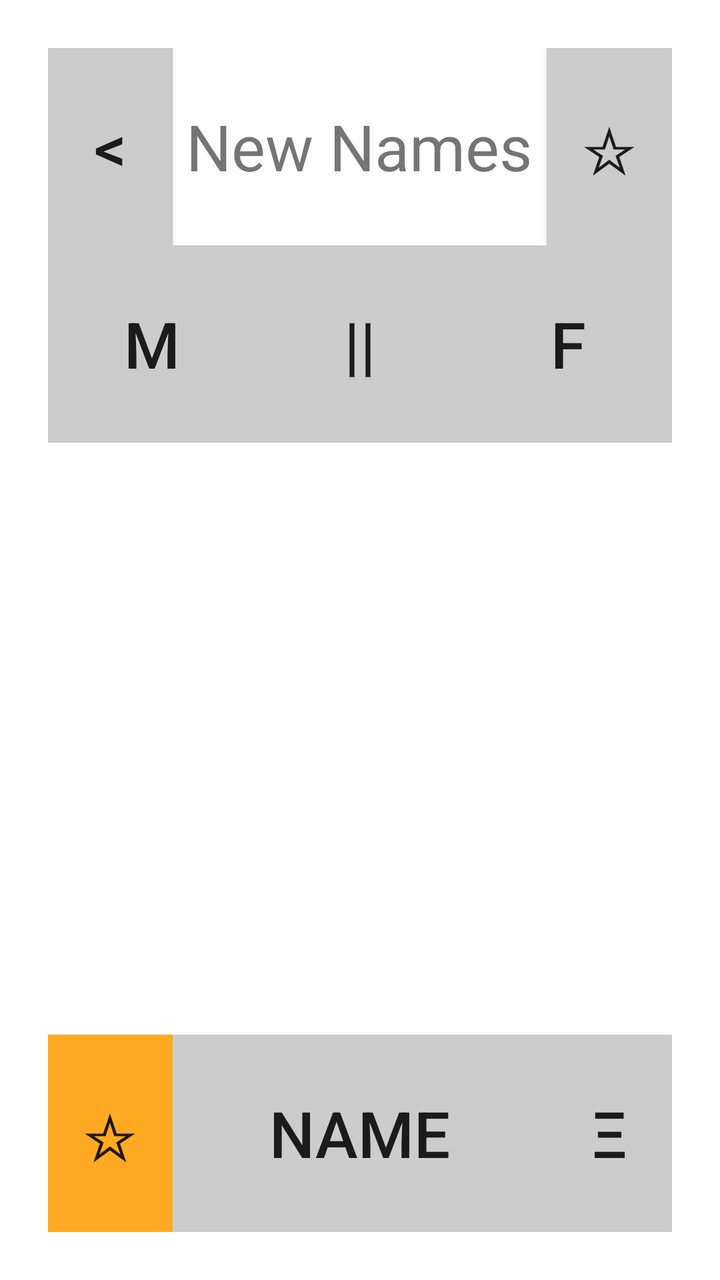
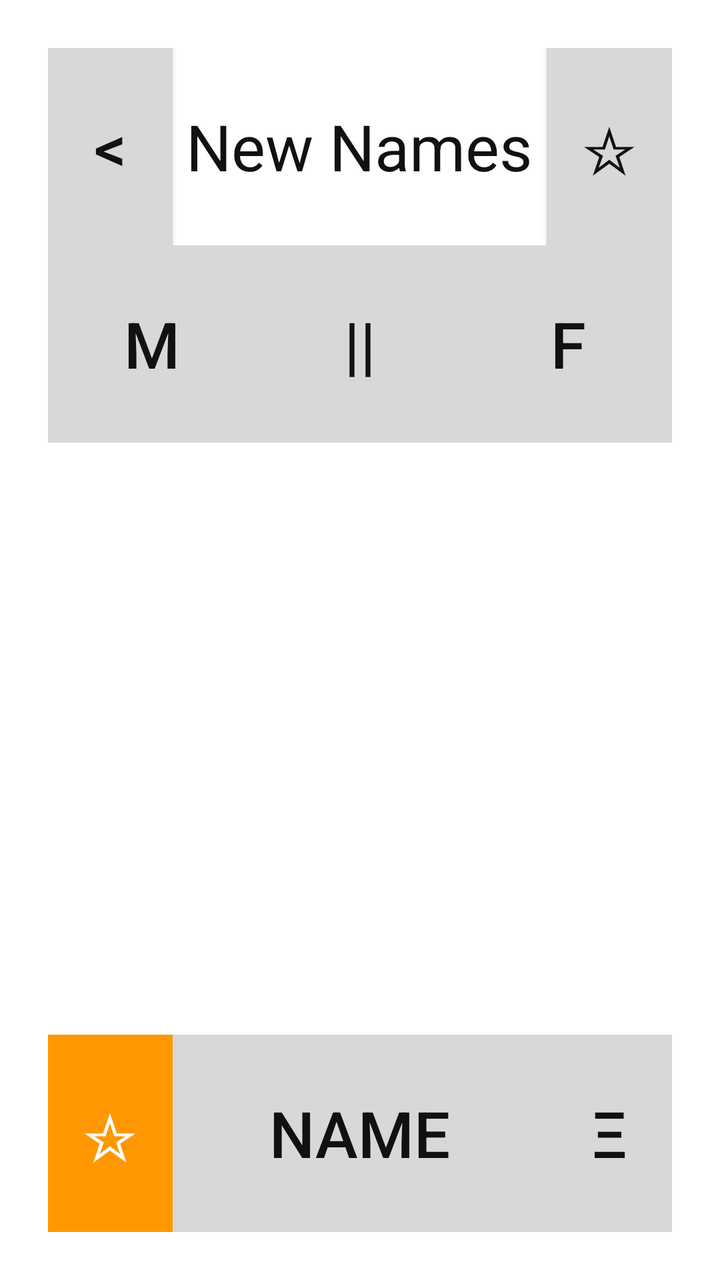

An Android layout rendered at two revisions. The XML below is the earlier revision; the diff shows what the commit changed to produce the second picture.
<!-- AndroidManifest.xml: application theme AppTheme -->
<!-- res/layout/new_names.xml -->
<LinearLayout
     xmlns:android="http://schemas.android.com/apk/res/android"
     xmlns:tools="http://schemas.android.com/tools"
     android:id="@+id/bg"
     android:orientation="vertical"
     android:layout_width="match_parent"
     android:layout_height="match_parent"
     android:padding="@dimen/largeMargin"
     tools:context=".NewNames"
     android:background="@color/white">

     <LinearLayout
          android:orientation="horizontal"
          android:layout_width="fill_parent"
          android:layout_height="0dp"
          android:layout_weight="1">

          <Button
               android:id="@+id/back"
               android:onClick="back"
               android:text="@string/back"
               android:textSize="@dimen/largeText"
               android:padding="@dimen/smallMargin"
               android:layout_height="fill_parent"
               android:layout_width="0dp"
               android:layout_weight="1"
               android:background="@color/gray"
               android:gravity="center"
               android:layout_gravity="center_horizontal"/>

          <TextView
               android:text="@string/newNamesPage"
               android:gravity="center"
               android:textSize="@dimen/largeText"
               android:layout_height="fill_parent"
               android:layout_width="0dp"
               android:layout_weight="3"/>

          <Button
               android:id="@+id/myList"
               android:onClick="myList"
               android:text="@string/myList"
               android:textSize="@dimen/largeText"
               android:padding="@dimen/smallMargin"
               android:layout_height="fill_parent"
               android:layout_width="0dp"
               android:layout_weight="1"
               android:background="@color/gray"
               android:gravity="center"
               android:layout_gravity="center_horizontal"/>

     </LinearLayout>

     <LinearLayout
          android:orientation="horizontal"
          android:id="@+id/genderButtonsLayout"
          android:gravity="center"
          android:layout_height="0dp"
          android:layout_width="fill_parent"
          android:layout_weight="1">

          <Button
               android:id="@+id/boys"
               android:onClick="boys"
               android:text="@string/boys"
               android:textSize="@dimen/largeText"
               android:padding="@dimen/smallMargin"
               android:layout_width="0dp"
               android:layout_height="fill_parent"
               android:layout_weight="1"
               android:background="@color/gray"/>

          <Button
               android:id="@+id/all"
               android:onClick="all"
               android:text="@string/all"
               android:textSize="@dimen/largeText"
               android:padding="@dimen/smallMargin"
               android:layout_width="0dp"
               android:layout_height="fill_parent"
               android:layout_weight="1"
               android:background="@color/gray"/>

          <Button
               android:id="@+id/girls"
               android:onClick="girls"
               android:text="@string/girls"
               android:textSize="@dimen/largeText"
               android:padding="@dimen/smallMargin"
               android:layout_width="0dp"
               android:layout_height="fill_parent"
               android:layout_weight="1"
               android:background="@color/gray"/>

     </LinearLayout>

     <RelativeLayout
          android:id="@+id/namesListViewLayout"
          android:layout_height="0dp"
          android:layout_width="fill_parent"
          android:layout_weight="3">

          <ListView
               android:id="@+id/namesListView"
               android:choiceMode="singleChoice"
               android:layout_width="match_parent"
               android:layout_height="wrap_content"/>

     </RelativeLayout>

     <LinearLayout
          android:orientation="horizontal"
          android:layout_height="0dp"
          android:layout_width="fill_parent"
          android:layout_weight="1">

          <Button
               android:id="@+id/save"
               android:onClick="save"
               android:text="@string/save"
               android:textSize="@dimen/largeText"
               android:layout_height="fill_parent"
               android:layout_width="0dp"
               android:layout_weight="1"
               android:background="@color/save"/>

          <Button
               android:id="@+id/name"
               android:onClick="name"
               android:text="@string/name"
               android:textSize="@dimen/largeText"
               android:layout_height="fill_parent"
               android:layout_width="0dp"
               android:layout_weight="3"
               android:background="@color/gray"/>

          <Button
               android:id="@+id/random"
               android:onClick="random"
               android:text="@string/random"
               android:textSize="@dimen/largeText"
               android:layout_height="fill_parent"
               android:layout_width="0dp"
               android:layout_weight="1"
               android:background="@color/gray"/>

     </LinearLayout>

</LinearLayout>
<!-- resources referenced by this layout -->
<resources>
  <color name="gray">#ccc</color>
  <color name="save">#fa2</color>
  <color name="white">#fff</color>
  <dimen name="largeMargin">24dp</dimen>
  <dimen name="largeText">32sp</dimen>
  <dimen name="smallMargin">6dp</dimen>
  <string name="all">||</string>
  <string name="back">&lt;</string>
  <string name="boys">M</string>
  <string name="girls">F</string>
  <string name="myList">☆</string>
  <string name="name">Name</string>
  <string name="newNamesPage">New Names</string>
  <string name="random">Ξ</string>
  <string name="save">☆</string>
  <style name="AppTheme" parent="android:Theme.Holo.Light.DarkActionBar">
            
       </style>
</resources>

<!-- the commit's change to res/layout/new_names.xml (unified diff, before → after) -->
@@ -20,6 +20,7 @@
                android:onClick="back"
                android:text="@string/back"
                android:textSize="@dimen/largeText"
+               android:textColor="@color/button_text"
                android:padding="@dimen/smallMargin"
                android:layout_height="fill_parent"
                android:layout_width="0dp"
@@ -32,6 +33,7 @@
                android:text="@string/newNamesPage"
                android:gravity="center"
                android:textSize="@dimen/largeText"
+               android:textColor="@color/text_primary"
                android:layout_height="fill_parent"
                android:layout_width="0dp"
                android:layout_weight="3"/>
@@ -41,6 +43,7 @@
                android:onClick="myList"
                android:text="@string/myList"
                android:textSize="@dimen/largeText"
+               android:textColor="@color/button_text"
                android:padding="@dimen/smallMargin"
                android:layout_height="fill_parent"
                android:layout_width="0dp"
@@ -64,6 +67,7 @@
                android:onClick="boys"
                android:text="@string/boys"
                android:textSize="@dimen/largeText"
+               android:textColor="@color/button_text"
                android:padding="@dimen/smallMargin"
                android:layout_width="0dp"
                android:layout_height="fill_parent"
@@ -75,6 +79,7 @@
                android:onClick="all"
                android:text="@string/all"
                android:textSize="@dimen/largeText"
+               android:textColor="@color/button_text"
                android:padding="@dimen/smallMargin"
                android:layout_width="0dp"
                android:layout_height="fill_parent"
@@ -86,6 +91,7 @@
                android:onClick="girls"
                android:text="@string/girls"
                android:textSize="@dimen/largeText"
+               android:textColor="@color/button_text"
                android:padding="@dimen/smallMargin"
                android:layout_width="0dp"
                android:layout_height="fill_parent"
@@ -119,6 +125,7 @@
                android:onClick="save"
                android:text="@string/save"
                android:textSize="@dimen/largeText"
+               android:textColor="@color/save_text"
                android:layout_height="fill_parent"
                android:layout_width="0dp"
                android:layout_weight="1"
@@ -129,6 +136,7 @@
                android:onClick="name"
                android:text="@string/name"
                android:textSize="@dimen/largeText"
+               android:textColor="@color/button_text"
                android:layout_height="fill_parent"
                android:layout_width="0dp"
                android:layout_weight="3"
@@ -139,6 +147,7 @@
                android:onClick="random"
                android:text="@string/random"
                android:textSize="@dimen/largeText"
+               android:textColor="@color/button_text"
                android:layout_height="fill_parent"
                android:layout_width="0dp"
                android:layout_weight="1"
<!-- resource entries referenced after the edit -->
@@ -1,8 +1,11 @@
 <!-- resources referenced by this layout -->
 <resources>
-  <color name="gray">#ccc</color>
-  <color name="save">#fa2</color>
-  <color name="white">#fff</color>
+  <color name="button_text">#111111</color>
+  <color name="gray">#d8d8d8</color>
+  <color name="save">#ff9800</color>
+  <color name="save_text">#ffffff</color>
+  <color name="text_primary">#111111</color>
+  <color name="white">#ffffff</color>
   <dimen name="largeMargin">24dp</dimen>
   <dimen name="largeText">32sp</dimen>
   <dimen name="smallMargin">6dp</dimen>
@@ -15,8 +18,13 @@
   <string name="newNamesPage">New Names</string>
   <string name="random">Ξ</string>
   <string name="save">☆</string>
-  <style name="AppTheme" parent="android:Theme.Holo.Light.DarkActionBar">
-            
-       </style>
+  <style name="AppTheme" parent="android:Theme.Material.Light.NoActionBar">
+          <item name="android:textColor">@color/text_primary</item>
+          <item name="android:textColorPrimary">@color/text_primary</item>
+          <item name="android:textColorSecondary">@color/text_secondary</item>
+          <item name="android:windowBackground">@color/white</item>
+          <item name="android:colorBackground">@color/white</item>
+      </style>
+  <color name="text_secondary">#555555</color>
 </resources>
 
